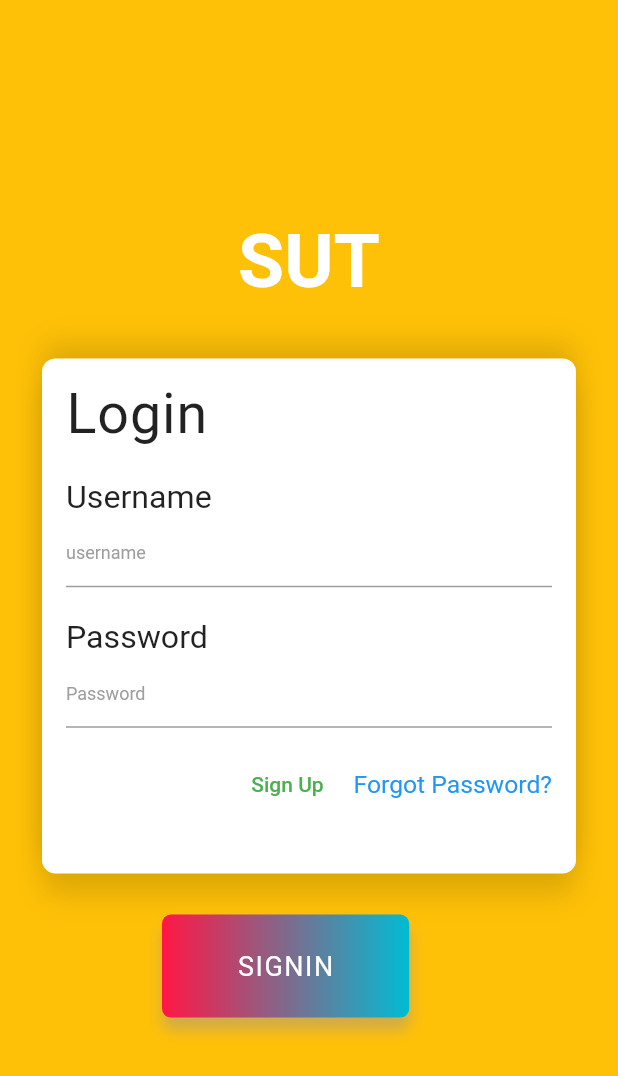
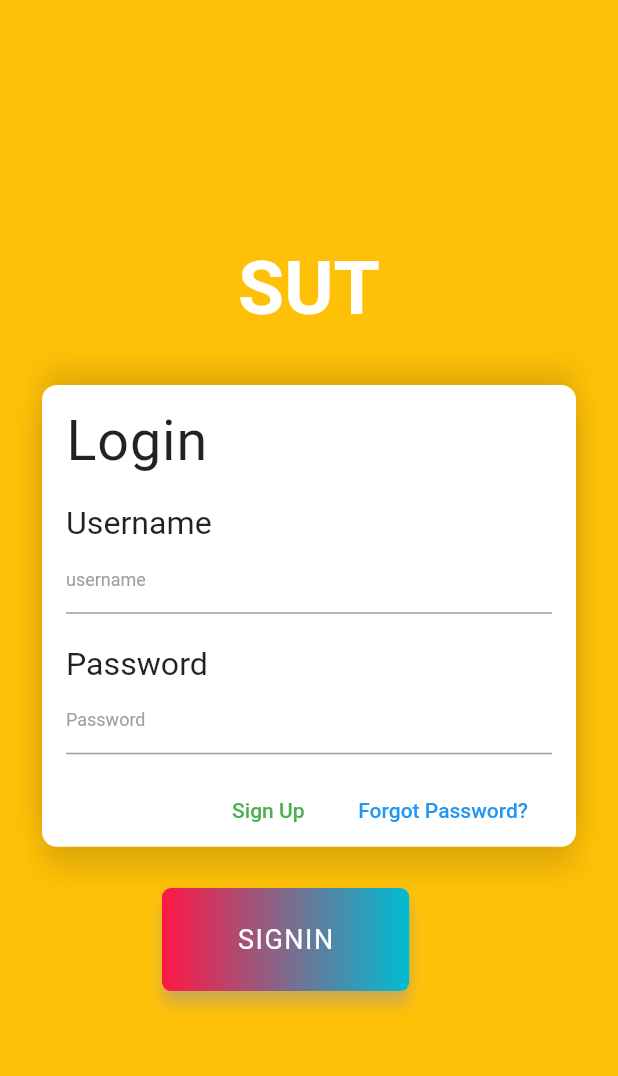
Before and after one commit to theerapol2018/flutter-project1, a Flutter app: the screen it shows after launch, on a phone screen of 412 x 824 dp. Shown: the top 1076 px of the screen. Run offline on Flutter 3.47's test engine with Material 2 defaults, Android fonts, the phone set to English and light mode, and no system bars; our stand-ins replace flutter_screenutil; Roboto replaces fonts that are missing (Poppins-Bold, Poppins-Medium).

Commit message:
edit screen size and new forget Password Button

```diff
--- a/project1/lib/FormCard.dart
+++ b/project1/lib/FormLogin.dart
@@ -2,18 +2,18 @@ import 'package:flutter/material.dart';
 import 'package:flutter_screenutil/flutter_screenutil.dart';
 import 'main.dart';
 
-class FormCard extends StatelessWidget {
+class FormLogin extends StatelessWidget {
   @override
   Widget build(BuildContext context) {
-
+    double height = MediaQuery.of(context).size.height;
         return new Container(
 
           width: double.infinity,
-          height: ScreenUtil.getInstance().setHeight(500),
+
 
           decoration: BoxDecoration(
               color: Colors.white,
-              borderRadius: BorderRadius.circular(9.0),
+              borderRadius: BorderRadius.circular(10.0),
               boxShadow: [
                 BoxShadow(
                     color: Colors.black12,
@@ -79,13 +79,21 @@ class FormCard extends StatelessWidget {
 
                     },
                 ),
-                Text(
-                  "Forgot Password?",
-                  style: TextStyle(
-                      color: Colors.blue,
-                      fontFamily: "Poppins-Medium",
-                      fontSize: ScreenUtil.getInstance().setSp(20)),
-                )
+                FlatButton(
+
+
+                    child: Text("Forgot Password?",
+                      style: TextStyle(
+                        color: Colors.blue,
+                        fontFamily: "Poppins-Medium",
+
+                      ),
+                    ),
+                    onPressed:(){
+                      Navigator.of(context).pushNamed("/"+ forgetpw);
+                    },
+                ),
+
               ],
             )
           ],
--- a/project1/lib/FormCard2.dart
+++ b/project1/lib/FormSignup.dart
@@ -1,8 +1,8 @@
 import 'package:flutter/material.dart';
 import 'package:flutter_screenutil/flutter_screenutil.dart';
-import 'main.dart';
 
-class FormCard2 extends StatelessWidget {
+
+class FormSignUp extends StatelessWidget {
   @override
   Widget build(BuildContext context) {
 
--- a/project1/lib/MyHomePage.dart
+++ b/project1/lib/Login.dart
@@ -1,14 +1,23 @@
 import 'package:flutter/material.dart';
 import 'package:flutter_screenutil/flutter_screenutil.dart';
-import 'FormCard.dart';
+import 'FormLogin.dart';
 import 'main.dart';
+import 'package:flutter/services.dart';
 
 
-class MyHomePage extends StatelessWidget{
+
+
+class Login extends StatelessWidget{
   @override
   Widget build(BuildContext context){
     ScreenUtil.instance = ScreenUtil.getInstance()..init(context);
     ScreenUtil.instance = ScreenUtil(width: 500, height: 1200, allowFontScaling: true);
+
+     SystemChrome.setPreferredOrientations([
+        DeviceOrientation.portraitUp,
+        DeviceOrientation.portraitDown,
+      ]);
+
     return new Scaffold(
 
       backgroundColor: Colors.amber[numColor] ,
@@ -42,7 +51,7 @@ class MyHomePage extends StatelessWidget{
                        crossAxisAlignment: CrossAxisAlignment.start,
                       children: <Widget>[
                         SizedBox(height: ScreenUtil.getInstance().setHeight(50),),
-                        FormCard(),
+                        FormLogin(),
                         SizedBox(height: ScreenUtil.getInstance().setHeight(40),),
                         InkWell(
                           child: Container(
@@ -77,8 +86,6 @@ class MyHomePage extends StatelessWidget{
                             ),
                           ),
                         )
-
-
                       ],
                     ),
                   )
@@ -87,8 +94,6 @@ class MyHomePage extends StatelessWidget{
           ),
         )
       ),
-
-
     );
   }
 }
--- a/project1/lib/main.dart
+++ b/project1/lib/main.dart
@@ -1,21 +1,25 @@
 import 'package:flutter/material.dart';
+import 'package:project1/ForgotPW.dart';
 import 'package:project1/SignUp.dart';
-import 'MyHomePage.dart';
+import 'Login.dart';
 
 void main() => runApp(MyApp());
 String signup = "signup";
+String forgetpw = "forgetpw";
 int numColor = 500;
+
 class MyApp extends StatelessWidget {
 
   @override
   Widget build(BuildContext context) {
 
     return MaterialApp(
-      home: MyHomePage(),
+      home: Login(),
       debugShowCheckedModeBanner: false,
       routes: <String, WidgetBuilder>{
       // Set named routes
       SignUp.routeName: (BuildContext context) => SignUp(),
+      ForgetPW.routeName: (BuildContext context) => ForgetPW(),
       },
     );
   }
```
Also changed, not shown: project1/lib/ForgotPW.dart (added, +16 -0 lines), project1/lib/SignUp.dart (+15 -6 lines), project1/pubspec.lock, 1 other file.
